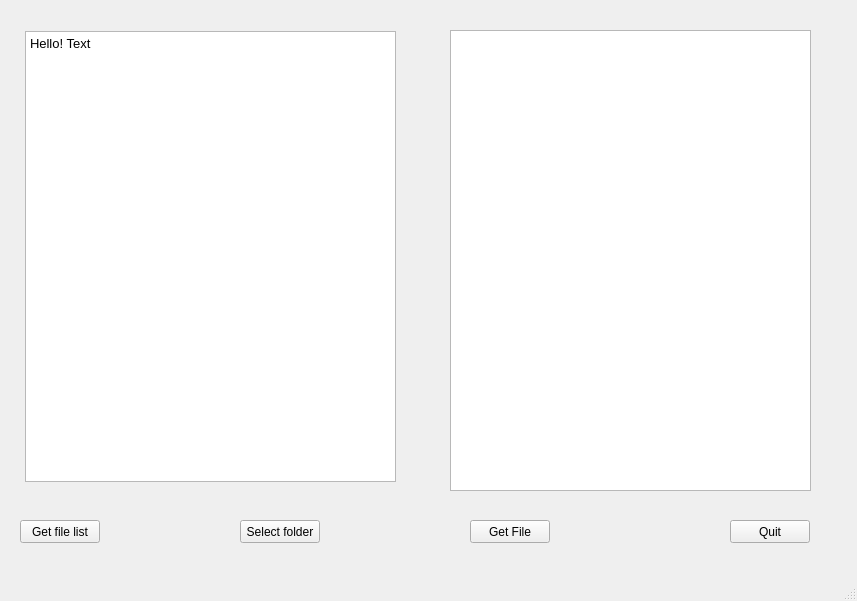
This is client.ui in colouredpixie/GLBCQtApp as Qt 5 draws it before an edit. The edited form follows.
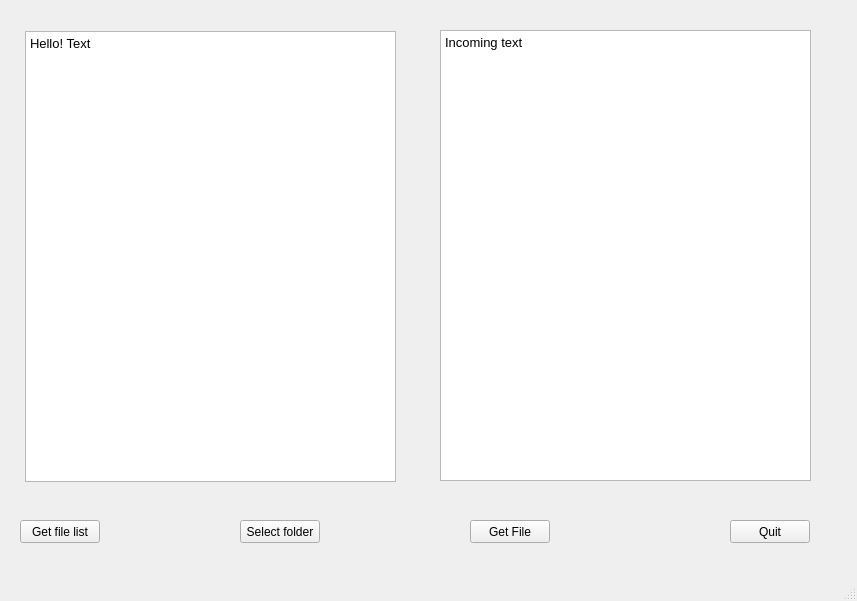
This is the edited form.

Commit message: cleaned up with proper connection

The edit to the form file:
```diff
--- a/client.ui
+++ b/client.ui
@@ -66,16 +66,6 @@
      <string>Get File</string>
     </property>
    </widget>
-   <widget class="QListWidget" name="listWidget">
-    <property name="geometry">
-     <rect>
-      <x>450</x>
-      <y>30</y>
-      <width>361</width>
-      <height>461</height>
-     </rect>
-    </property>
-   </widget>
    <widget class="QTextBrowser" name="textBrowser">
     <property name="geometry">
      <rect>
@@ -96,6 +86,26 @@
 &lt;p style=&quot; margin-top:0px; margin-bottom:0px; margin-left:0px; margin-right:0px; -qt-block-indent:0; text-indent:0px;&quot;&gt;Hello! Text&lt;/p&gt;&lt;/body&gt;&lt;/html&gt;</string>
     </property>
    </widget>
+   <widget class="QTextBrowser" name="InTextBrowser">
+    <property name="geometry">
+     <rect>
+      <x>440</x>
+      <y>30</y>
+      <width>371</width>
+      <height>451</height>
+     </rect>
+    </property>
+    <property name="html">
+     <string>&lt;!DOCTYPE HTML PUBLIC &quot;-//W3C//DTD HTML 4.0//EN&quot; &quot;http://www.w3.org/TR/REC-html40/strict.dtd&quot;&gt;
+&lt;html&gt;&lt;head&gt;&lt;meta name=&quot;qrichtext&quot; content=&quot;1&quot; /&gt;&lt;meta charset=&quot;utf-8&quot; /&gt;&lt;style type=&quot;text/css&quot;&gt;
+p, li { white-space: pre-wrap; }
+hr { height: 1px; border-width: 0; }
+li.unchecked::marker { content: &quot;\2610&quot;; }
+li.checked::marker { content: &quot;\2612&quot;; }
+&lt;/style&gt;&lt;/head&gt;&lt;body style=&quot; font-family:'Ubuntu'; font-size:10pt; font-weight:400; font-style:normal;&quot;&gt;
+&lt;p style=&quot; margin-top:0px; margin-bottom:0px; margin-left:0px; margin-right:0px; -qt-block-indent:0; text-indent:0px;&quot;&gt;Incoming text&lt;/p&gt;&lt;/body&gt;&lt;/html&gt;</string>
+    </property>
+   </widget>
   </widget>
   <widget class="QMenuBar" name="menubar">
    <property name="geometry">
```
The commit also changes 2 other files.
